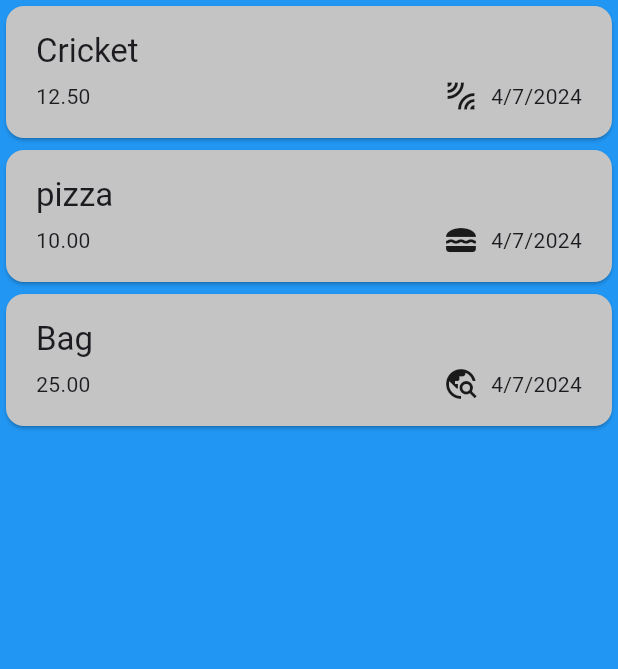
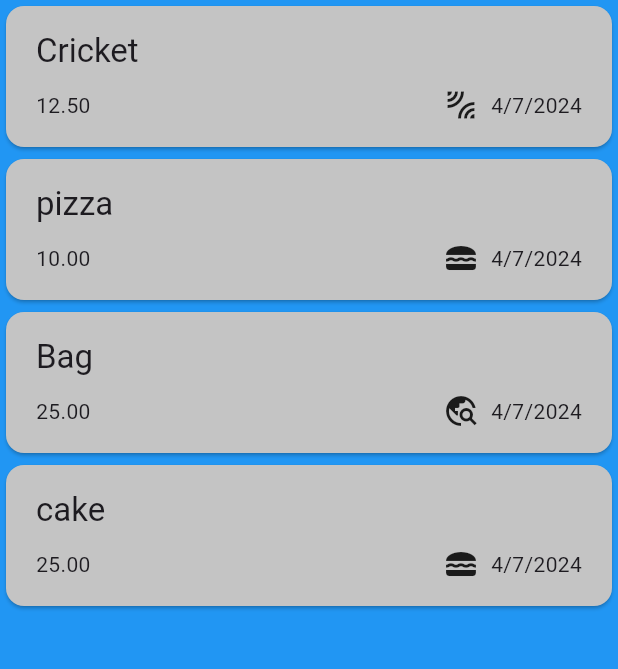
Before and after one commit to hansikashama01/calc_test, a Flutter app: the screen it shows after launch, on a phone screen of 412 x 824 dp, the part 84-753 px from its top. Run offline on Flutter 3.47's test engine with Material 3 defaults, Android fonts, the phone set to English and light mode, and no system bars.

Commit message:
add new card

```diff
--- a/my_1st_app/lib/pages/expences.dart
+++ b/my_1st_app/lib/pages/expences.dart
@@ -16,7 +16,8 @@ class _ExpencesState extends State<Expences> {
  final List <ExpenceModel> _expenceList =  [
   ExpenceModel(amount: 12.5, date: DateTime.now(), title: "Cricket", category: Category.leasure),
   ExpenceModel(amount: 10, date: DateTime.now(), title: "pizza", category: Category.food),
-  ExpenceModel(amount: 25, date: DateTime.now(), title: "Bag", category: Category.travel)
+  ExpenceModel(amount: 25, date: DateTime.now(), title: "Bag", category: Category.travel),
+  ExpenceModel(amount: 25, date: DateTime.now(), title: "cake", category: Category.food)
  ] ;
 
 
--- a/my_1st_app/lib/widgets/expence_tile.dart
+++ b/my_1st_app/lib/widgets/expence_tile.dart
@@ -14,6 +14,7 @@ final ExpenceModel expence;
                     padding: const EdgeInsets.symmetric(
                       vertical: 16,
                       horizontal: 20,
+
                     ),
                     child: Column(
                       crossAxisAlignment: CrossAxisAlignment.start,
@@ -23,7 +24,7 @@ final ExpenceModel expence;
                       style: Theme.of(context).textTheme.titleLarge,
                       ),
                       const SizedBox(
-                        height: 4,
+                        height: 10,
                         ),
                       Row(
                         children: [Text(
```
